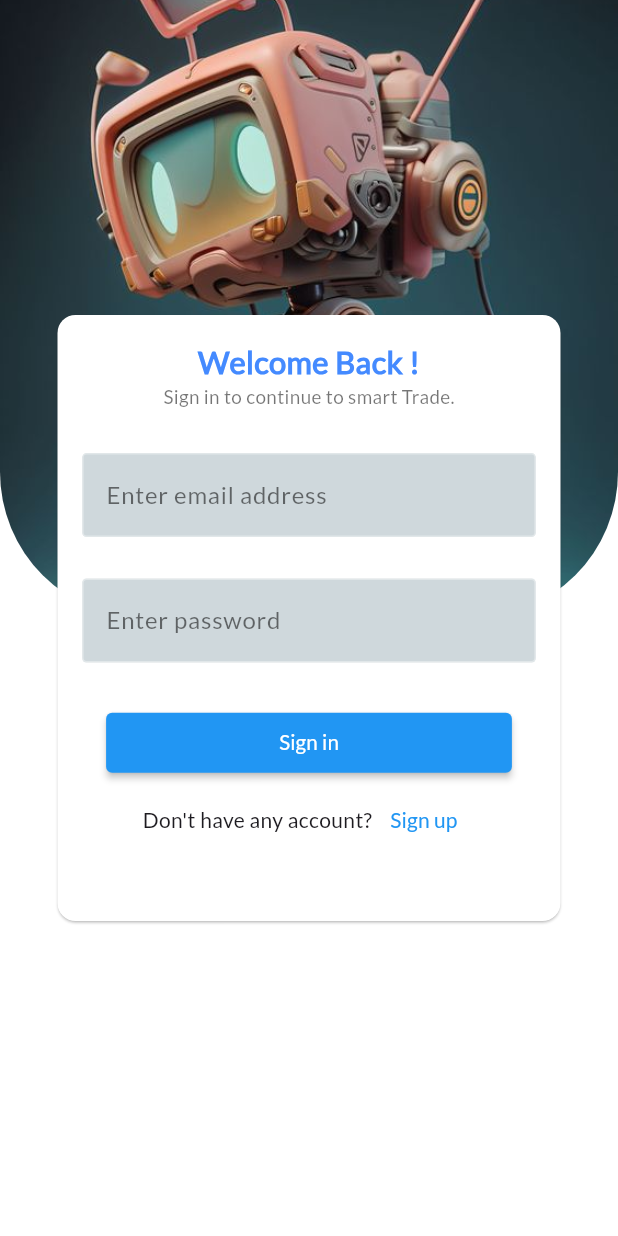
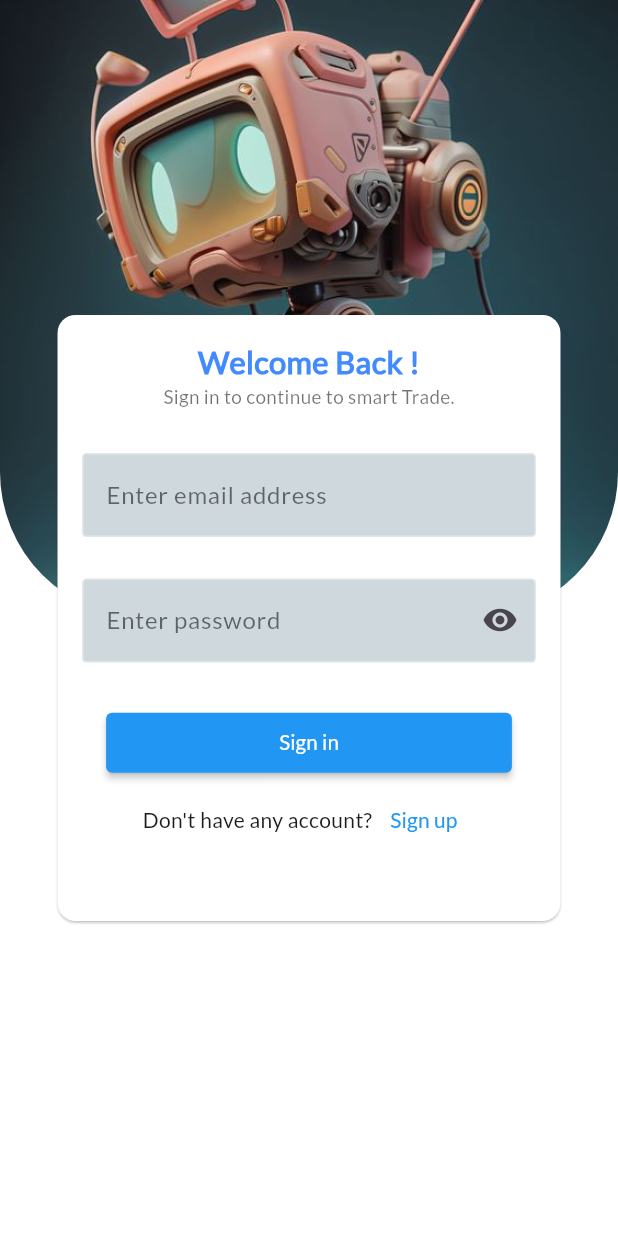
Before and after one commit to MomennIbrahim/Smart-Trade, a Flutter app: the screen it shows after launch, on a phone screen of 412 x 824 dp. Run offline on Flutter 3.47's test engine with Material 3 defaults, Android fonts, the phone set to English and light mode, and no system bars; our stand-ins replace animate_do, bloc, carousel_slider, dartz, dio, flutter_bloc and 6 more; missing offline and left inert: list_wheel_scroll_view_nls.

```diff
--- a/lib/core/error/error.dart
+++ b/lib/core/error/error.dart
@@ -32,7 +32,7 @@ class ServerFailure extends Failure{
 
   factory ServerFailure.fromResponse(int statusCode , dynamic response){
     if(statusCode == 400 || statusCode == 401 || statusCode == 403){
-      return ServerFailure(response['error']);
+      return ServerFailure(response.toString());
     }else if(statusCode == 422){
       if(response.toString() == '{email: [The email must be a valid email address.]}') {
         return ServerFailure(response['email'][0]);
--- a/lib/core/widgets/custom_text_field.dart
+++ b/lib/core/widgets/custom_text_field.dart
@@ -6,9 +6,9 @@ class CustomTextFormField extends StatelessWidget {
   const CustomTextFormField({
     super.key,
     required this.controller,
-    this.obscureText,
+    this.obscureText = false,
     required this.keyBoardType,
-    this.suffixIconPressed,
+    this.suffixIcon,
     required this.labelText,
     required this.validatorText,
     this.onFieldSubmitted,
@@ -20,19 +20,21 @@ class CustomTextFormField extends StatelessWidget {
   final TextEditingController controller;
   final TextInputType keyBoardType;
   final String labelText;
-  final Function? suffixIconPressed;
   final Function? onFieldSubmitted;
   final bool hasOnSubmitted;
-  final bool? obscureText;
+  final bool obscureText;
   final String validatorText;
   final Color fillColor;
   final Color labelColor;
+  final Widget? suffixIcon;
+
 
   @override
   Widget build(BuildContext context) {
     return SizedBox(
       height: 55.h,
       child: TextFormField(
+        obscureText: obscureText,
           controller: controller,
           keyboardType: keyBoardType,
           onFieldSubmitted: hasOnSubmitted
@@ -47,6 +49,7 @@ class CustomTextFormField extends StatelessWidget {
             return null;
           },
           decoration: InputDecoration(
+            suffixIcon: suffixIcon,
             focusedBorder: outLineInputBorder(),
             label: Text(
               labelText,
--- a/lib/features/authentication/presentation/controller/register_state.dart
+++ b/lib/features/authentication/presentation/controller/register_state.dart
@@ -4,6 +4,8 @@ part of 'register_cubit.dart';
 abstract class RegisterState {}
 
 class RegisterInitial extends RegisterState {}
+
+class ChangeVisibilityState extends RegisterState {}
 
 class UserRegisterLoadingState extends RegisterState {}
 class UserRegisterSuccessState extends RegisterState {
--- a/lib/features/authentication/presentation/controller/user_login_cubit.dart
+++ b/lib/features/authentication/presentation/controller/user_login_cubit.dart
@@ -2,14 +2,13 @@ import 'package:bloc/bloc.dart';
 import 'package:flutter/material.dart';
 import 'package:flutter_bloc/flutter_bloc.dart';
 import 'package:meta/meta.dart';
-import 'package:task_app/core/error/error.dart';
 import 'package:task_app/features/authentication/data/model/user_login_model.dart';
 import 'package:task_app/features/authentication/data/repository/base_authentication_repository.dart';
 
 part 'user_login_state.dart';
 
 class UserLoginCubit extends Cubit<UserLoginState> {
-  UserLoginCubit(this.baseAuthenticationRepository) : super(AuthInitial());
+  UserLoginCubit(this.baseAuthenticationRepository) : super(UerLoginInitial());
 
   static UserLoginCubit get(context) => BlocProvider.of(context);
 
@@ -39,4 +38,13 @@ class UserLoginCubit extends Cubit<UserLoginState> {
       print(userModel.user!.name);
     });
   }
+
+  bool isVisibility = true;
+  Icon icon = const Icon(Icons.visibility);
+
+  void changeVisibility(){
+    isVisibility = !isVisibility;
+    isVisibility? icon = const Icon(Icons.visibility) :  icon = const Icon(Icons.visibility_off);
+    emit(ChangeVisibilityState());
+  }
 }
--- a/lib/features/authentication/presentation/controller/user_login_state.dart
+++ b/lib/features/authentication/presentation/controller/user_login_state.dart
@@ -3,7 +3,9 @@ part of 'user_login_cubit.dart';
 @immutable
 abstract class UserLoginState {}
 
-class AuthInitial extends UserLoginState {}
+class UerLoginInitial extends UserLoginState {}
+
+class ChangeVisibilityState extends UserLoginState {}
 
 class UserLoginLoadingState extends UserLoginState {}
 class UserLoginSuccessState extends UserLoginState {
--- a/lib/features/authentication/presentation/screens/login_screen.dart
+++ b/lib/features/authentication/presentation/screens/login_screen.dart
@@ -14,6 +14,9 @@ import 'package:task_app/features/authentication/presentation/screens/widgets/si
 import 'package:task_app/features/authentication/presentation/screens/widgets/sign_up_text_button.dart';
 import 'package:task_app/features/authentication/presentation/screens/widgets/sub_text.dart';
 import 'package:task_app/features/authentication/presentation/screens/widgets/welcome_text.dart';
+import 'package:task_app/features/home/presentation/screens/home_screen.dart';
+
+import '../../../../core/widgets/custom_navigator.dart';
 
 class LoginScreen extends StatelessWidget {
   const LoginScreen({super.key});
@@ -29,7 +32,11 @@ class LoginScreen extends StatelessWidget {
             errorSnackBar(context: context, errMessage: state.errMessage);
           }
           if (state is UserLoginSuccessState) {
-            successSnackBar(context: context);
+            successSnackBar(context: context,message: 'Login Successfully');
+            customNavigator(
+                context: context,
+                widget: customNavigatorAndRemoveUntil(
+                    context: context, widget: HomeScreen()));
           }
         },
         builder: (context, state) {
@@ -61,6 +68,13 @@ class LoginScreen extends StatelessWidget {
                                   emailController: loginCubit.emailController),
                               CustomSized.sizedHeight15,
                               PasswordTextField(
+                                suffixIcon: IconButton(
+                                    onPressed: () {
+                                      loginCubit.changeVisibility();
+                                    },
+                                    icon: loginCubit.icon
+                                ),
+                                  obscure: loginCubit.isVisibility,
                                   passwordController:
                                       loginCubit.passwordController),
                               CustomSized.sizedHeight20,
--- a/lib/features/authentication/presentation/screens/widgets/password_text_field.dart
+++ b/lib/features/authentication/presentation/screens/widgets/password_text_field.dart
@@ -1,20 +1,27 @@
 import 'package:flutter/material.dart';
-
 import '../../../../../core/widgets/custom_text_field.dart';
 
 class PasswordTextField extends StatelessWidget {
-  const PasswordTextField({super.key, required this.passwordController});
+  const PasswordTextField(
+      {super.key,
+      required this.passwordController,
+      required this.obscure,
+      required this.suffixIcon});
 
   final TextEditingController passwordController;
+  final bool obscure;
+  final Widget suffixIcon;
 
   @override
   Widget build(BuildContext context) {
     return CustomTextFormField(
+      obscureText: obscure,
       labelColor: Colors.black54,
       fillColor: Colors.blueGrey[100]!,
       controller: passwordController,
       keyBoardType: TextInputType.visiblePassword,
       labelText: 'Enter password',
+      suffixIcon: suffixIcon,
       validatorText: 'password field is empty',
     );
   }
--- a/lib/features/authentication/presentation/screens/widgets/sign_up_button.dart
+++ b/lib/features/authentication/presentation/screens/widgets/sign_up_button.dart
@@ -3,7 +3,6 @@ import 'package:flutter_bloc/flutter_bloc.dart';
 import 'package:flutter_screenutil/flutter_screenutil.dart';
 import 'package:loading_animation_widget/loading_animation_widget.dart';
 import 'package:task_app/features/authentication/presentation/controller/register_cubit.dart';
-
 import '../../../../../core/constace.dart';
 import '../../../../../core/widgets/custom_button.dart';
 
```
Also changed, not shown: lib/core/widgets/success_snack_bar.dart (+2 -5 lines), lib/features/authentication/presentation/controller/register_cubit.dart (+9 -0 lines), lib/features/authentication/presentation/screens/register_screen.dart (+11 -1 lines).
